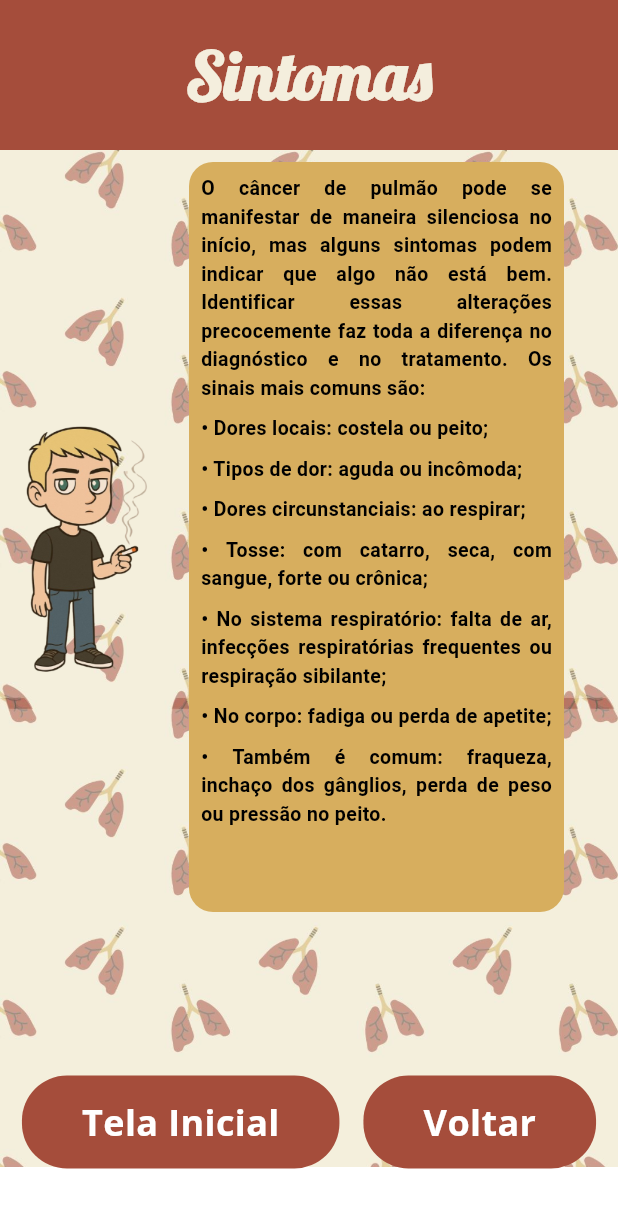
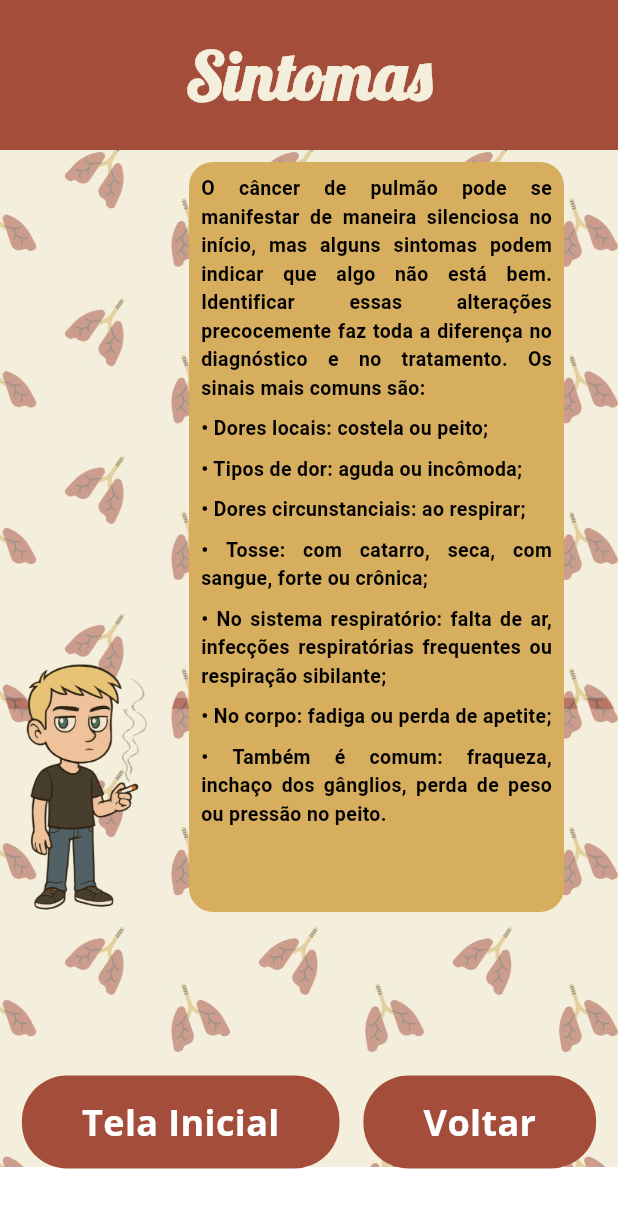
Before and after one commit to Wfab1/FlowersLung, a Flutter app: the screen it shows after launch, on a phone screen of 412 x 824 dp. Shown: the top 1208 px of the screen. Run offline on Flutter 3.47's test engine with Material 3 defaults, Android fonts, the phone set to English and light mode, and no system bars; our stand-ins replace google_fonts; Roboto replaces fonts that are missing (Adamina).

Commit message:
Primeira Versão da tela de Sintomas.

```diff
--- a/lib/infoSintomas_page.dart
+++ b/lib/infoSintomas_page.dart
@@ -63,7 +63,6 @@ class _InfoSintomasPage extends State<InfoSintomasPage> {
                 child: Image.asset(
                   'assets/images/Fumante.png',
                   width: 100,
-                  height: 500,
                 ),
               ),
             ),
```
